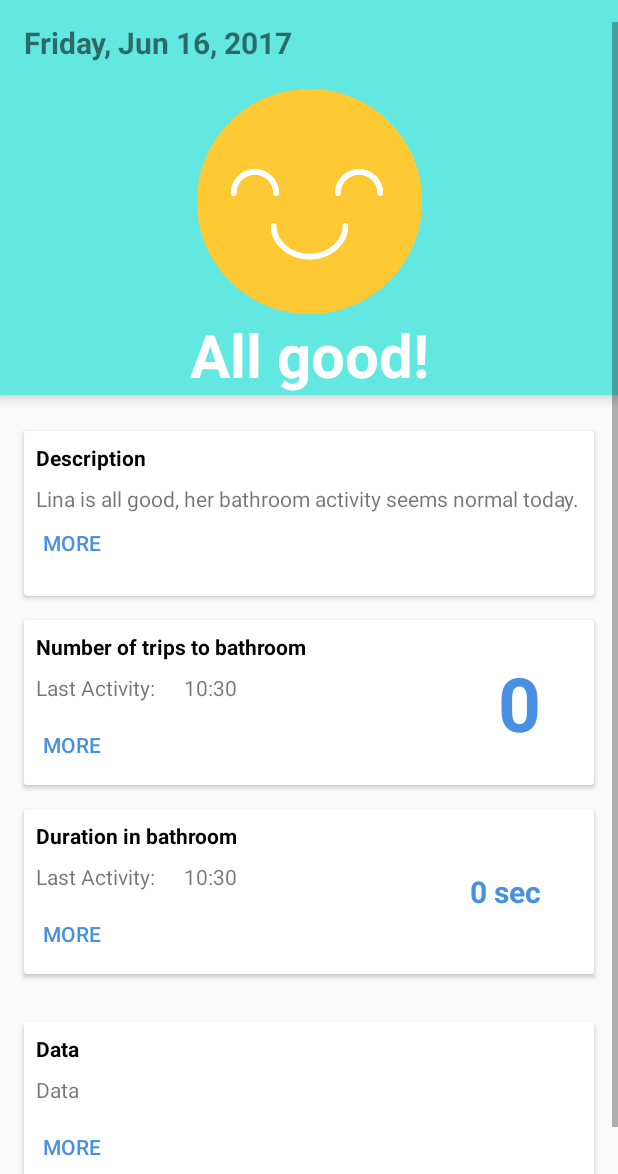
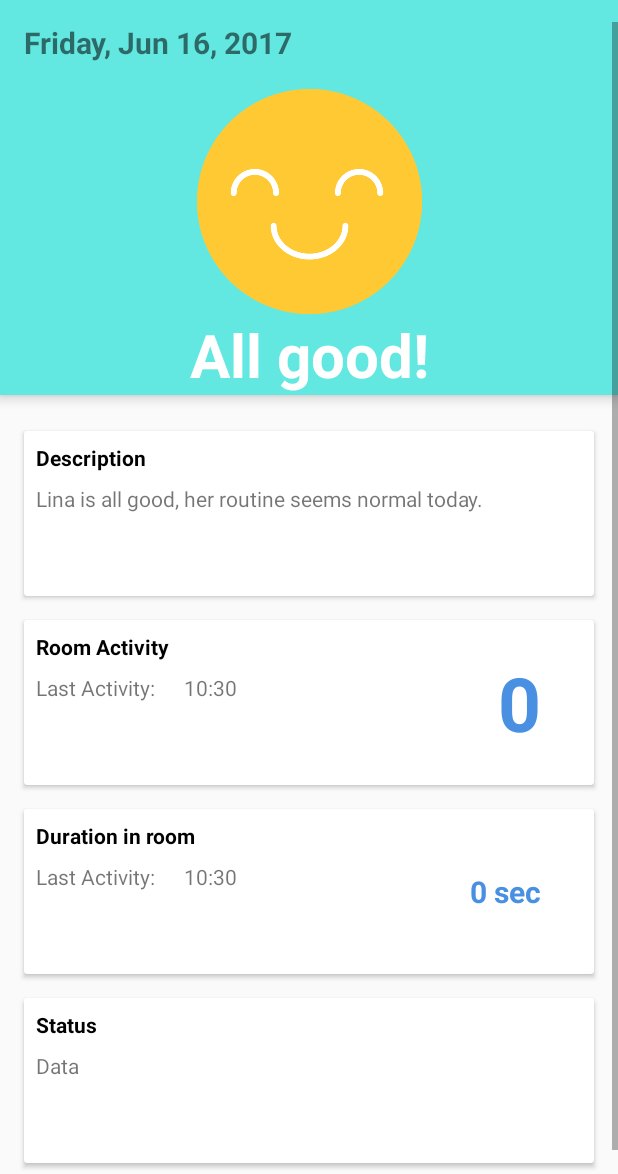
Before and after one commit to bowenchin/Carla, an Android app: the MainActivity screen opened directly, with no data from a screen before it, on a phone screen of 412 x 824 dp, the part 62-1236 px from its top. Run offline under Robolectric (Android 15) with nearby library versions, the phone set to English and light mode, and no system bars; network calls fail; 7 statements that could not run were skipped.

Commit message:
Fixed issues

```diff
--- a/app/src/main/java/com/carla/carla/MainActivity.java
+++ b/app/src/main/java/com/carla/carla/MainActivity.java
@@ -25,8 +25,9 @@ import java.util.UUID;
 public class MainActivity extends AppCompatActivity {
 
     private static final String TAG = "CARLA";
-    private static final int numSamples = 30;
-    private static final int MAX_ATTEMPTS = 15;
+    private static final int numSamples = 25;
+    private static final int MAX_ATTEMPTS = 25;
+
 
     private TextView date;
     private TextView trip_update;
@@ -37,20 +38,16 @@ public class MainActivity extends AppCompatActivity {
 
     private String input;
 
-    private boolean inRange;
-    private int attempts;
     private int flag;
     private long sumArray = 0;
     private int countTimes = 0;
-    private long startTime = 0;
-    private long endTime = 0;
-    private boolean lastRead;
+    private boolean lastRead = false;
 
     private long tStart;
     private long tEnd;
     private long tDelta;
     private double elapsedSeconds;
-    private int timeFlag;
+    private int attempts = 0;
 
     Handler bluetoothIn;
     final int handlerState = 0;        				 //used to identify handler message
@@ -103,14 +100,9 @@ public class MainActivity extends AppCompatActivity {
                     if (endOfLineIndex > 0) {                                           // make sure there data before ~
                         String dataInPrint = recDataString.substring(0, endOfLineIndex);    // extract string
 //                        timer_count.setText(dataInPrint);
-                        inputData.setText("Data Received = " + dataInPrint);
+                        inputData.setText("Recent status: " + dataInPrint);
 
                         input = dataInPrint.substring(0, endOfLineIndex); //data from Arduino via BT
-
-                        inRange = false;
-                        lastRead = false;
-                        countTimes = 0;
-                        attempts = 0;
 
                         //BEACON STATUS PROCESSING
                         if (input.equals("IN")) {
@@ -124,53 +116,52 @@ public class MainActivity extends AppCompatActivity {
                         for (int i = 0; i < numSamples; i++) {
                             samples[i] = flag;
                         }
-                        lastRead = false;
 
-//                        for(int i = numSamples; i > 0; i--){
-//                            samples[i] = samples[i-1];
-//                        }
-                        samples[0] = flag;
+                        for(int i = numSamples-1; i > 0; i--){
+                            samples[i] = samples[i-1];
+                        }
 
+                        //sumArray to normalize data
                         sumArray = 0;
                         for (int i = 0; i < numSamples; i++) {
                             sumArray = sumArray + samples[i];
                         }
 
                         if(sumArray > 0){
-                            if(!lastRead){
+                            if(!lastRead) {
                                 tStart = System.currentTimeMillis();
+                                countTimes++;
                                 trip_counter.setText(String.valueOf(countTimes));
+                                Log.d("countTimes: ", String.valueOf(countTimes));
+                                Log.d("Current time: ", String.valueOf(tStart));
+
+                                lastRead = true;
+
                             }
-                            lastRead = true;
+
                             }
-                        else {
-                            if(lastRead){
+                            else{
+                                if(lastRead) {
+//                                        attempts++;
+//                                        if(attempts > MAX_ATTEMPTS){
                                             tEnd = System.currentTimeMillis();
                                             tDelta = tEnd - tStart;
                                             elapsedSeconds = tDelta / 1000.0;
                                             timer_count.setText(String.valueOf(elapsedSeconds) + " sec");
+                                            Log.d("elapsedSeconds: ", String.valueOf(elapsedSeconds));
+
                                             countTimes++;
-                            }
-                            lastRead = false;
+                                            trip_counter.setText(String.valueOf(countTimes));
+
                                 }
 
+                            lastRead = false;
 
-//                        if(lastRead == 0){
-//                            tStart = System.currentTimeMillis();
-////                                countTimes++;
-//                            lastRead = 1;
-//                        }
-////                            lastRead = 1;
-//                        else  {
-//                                tEnd = System.currentTimeMillis();
-//                                tDelta = tEnd - tStart;
-//                                elapsedSeconds = tDelta / 1000.0;
-//                                timer_count.setText(String.valueOf(elapsedSeconds) + " sec");
-//
-//                                lastRead = 0;
-//                            }
                         }
                     }
+
+                    }
+
 
 //                        if (recDataString.charAt(0) == '#')								//if it starts with # we know it is what we are looking for
 //                        {
@@ -179,7 +170,6 @@ public class MainActivity extends AppCompatActivity {
 
 
                 recDataString.delete(0, recDataString.length());                    //clear all string data
-//                    }
 
             }
         };
--- a/app/src/main/res/layout/activity_main.xml
+++ b/app/src/main/res/layout/activity_main.xml
@@ -114,9 +114,10 @@
                             android:layout_height="wrap_content"
                             android:paddingEnd="8dp"
                             android:paddingStart="8dp"
-                            android:text="Lina is all good, her bathroom activity seems normal today." />
+                            android:text="Lina is all good, her routine seems normal today." />
 
                         <Button
+                            android:visibility="invisible"
                             android:id="@+id/ok_button"
                             style="?android:buttonBarButtonStyle"
                             android:layout_width="wrap_content"
@@ -151,7 +152,7 @@
                             android:layout_width="wrap_content"
                             android:layout_height="wrap_content"
                             android:padding="8dp"
-                            android:text="Number of trips to bathroom"
+                            android:text="Room Activity"
                             android:textColor="#000000"
                             android:textStyle="bold"
                             android:id="@+id/textView5" />
@@ -197,6 +198,7 @@
 
                         <Button
                             android:id="@+id/ok_button"
+                            android:visibility="invisible"
                             style="?android:buttonBarButtonStyle"
                             android:layout_width="wrap_content"
                             android:layout_height="wrap_content"
@@ -234,10 +236,11 @@
                             android:layout_width="wrap_content"
                             android:layout_height="wrap_content"
                             android:padding="8dp"
-                            android:text="Duration in bathroom"
+                            android:text="Duration in room"
                             android:textColor="#000000"
                             android:textStyle="bold"
-                            android:id="@+id/textView5" />
+                            android:id="@+id/textView5"
+                            />
 
                         <TextView
                             android:id="@+id/timer"
@@ -288,7 +291,9 @@
                             android:textColor="@color/colorAccent"
                             android:layout_alignParentBottom="true"
                             android:layout_alignParentLeft="true"
-                            android:layout_alignParentStart="true" />
+                            android:layout_alignParentStart="true"
+                            android:visibility="invisible"
+                            />
 
                     </RelativeLayout>
 
@@ -301,7 +306,6 @@
                     android:layout_marginLeft="8dp"
                     android:layout_marginRight="8dp"
                     android:layout_marginStart="8dp"
-                    android:layout_marginTop="16dp"
                     android:layout_marginBottom="16dp"
                     android:padding="5dp"
                     app:layout_constraintLeft_toLeftOf="parent"
@@ -317,7 +321,7 @@
                             android:layout_width="wrap_content"
                             android:layout_height="wrap_content"
                             android:padding="8dp"
-                            android:text="Data"
+                            android:text="Status"
                             android:textColor="#000000"
                             android:textStyle="bold"
                             android:id="@+id/textView5" />
@@ -346,7 +350,9 @@
                             android:textColor="@color/colorAccent"
                             android:layout_alignParentBottom="true"
                             android:layout_alignParentLeft="true"
-                            android:layout_alignParentStart="true" />
+                            android:layout_alignParentStart="true"
+                            android:visibility="invisible"
+                            />
 
                     </RelativeLayout>
 
```
Lines whose indentation alone changed are shown as unchanged.
